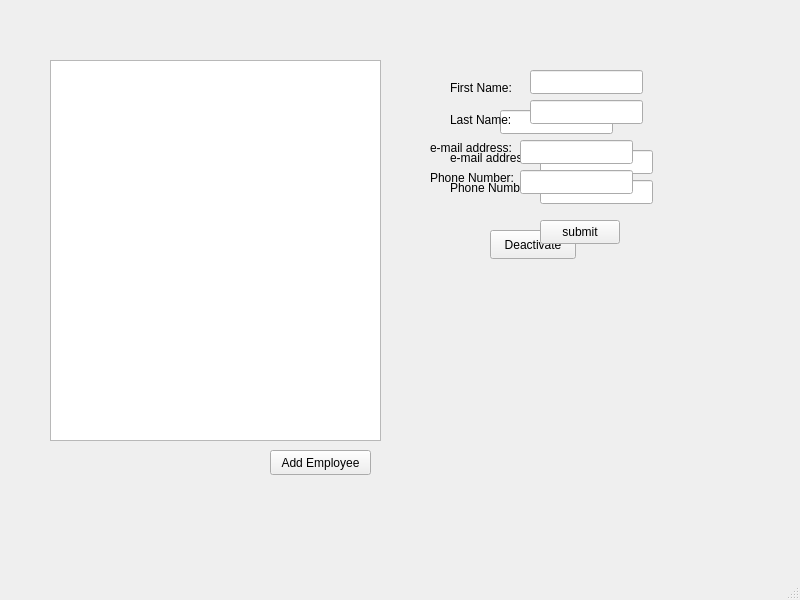
The window that SquareHackathon/mainwindow.ui (rbrueda/System-of-Style) describes before a commit, drawn with Qt 5.
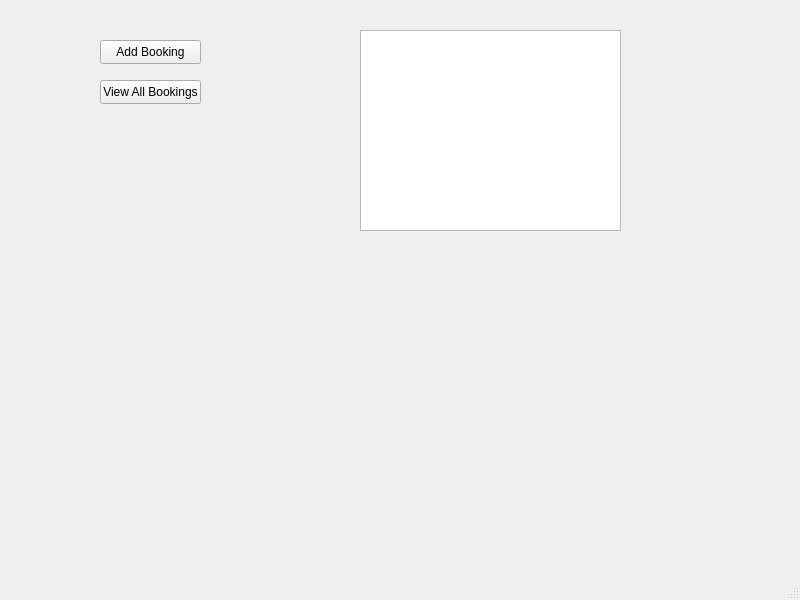
The same window after the commit.

Commit message: Added UI and working on client list

The edit to the form file:
```diff
--- a/SquareHackathon/mainwindow.ui
+++ b/SquareHackathon/mainwindow.ui
@@ -24,7 +24,7 @@
      </rect>
     </property>
     <property name="currentIndex">
-     <number>0</number>
+     <number>1</number>
     </property>
     <widget class="QWidget" name="employeeManagerView">
      <widget class="QPushButton" name="addEmployeeButton">
@@ -262,6 +262,49 @@
       </widget>
      </widget>
     </widget>
+    <widget class="QWidget" name="bookManagerView">
+     <widget class="QWidget" name="verticalLayoutWidget_2">
+      <property name="geometry">
+       <rect>
+        <x>330</x>
+        <y>20</y>
+        <width>261</width>
+        <height>201</height>
+       </rect>
+      </property>
+      <layout class="QVBoxLayout" name="verticalLayout_2">
+       <item>
+        <widget class="QListWidget" name="listWidget"/>
+       </item>
+      </layout>
+     </widget>
+     <widget class="QPushButton" name="AddBookingsButton">
+      <property name="geometry">
+       <rect>
+        <x>70</x>
+        <y>30</y>
+        <width>101</width>
+        <height>24</height>
+       </rect>
+      </property>
+      <property name="text">
+       <string>Add Booking</string>
+      </property>
+     </widget>
+     <widget class="QPushButton" name="pushButton">
+      <property name="geometry">
+       <rect>
+        <x>70</x>
+        <y>70</y>
+        <width>101</width>
+        <height>24</height>
+       </rect>
+      </property>
+      <property name="text">
+       <string>View All Bookings</string>
+      </property>
+     </widget>
+    </widget>
     <widget class="QWidget" name="mainMenuView">
      <widget class="QLabel" name="mainMenuTitle">
       <property name="geometry">
```
Left out of the diff: 15 changed lines with no effect on the pictures. The commit also changes 2 other files.
